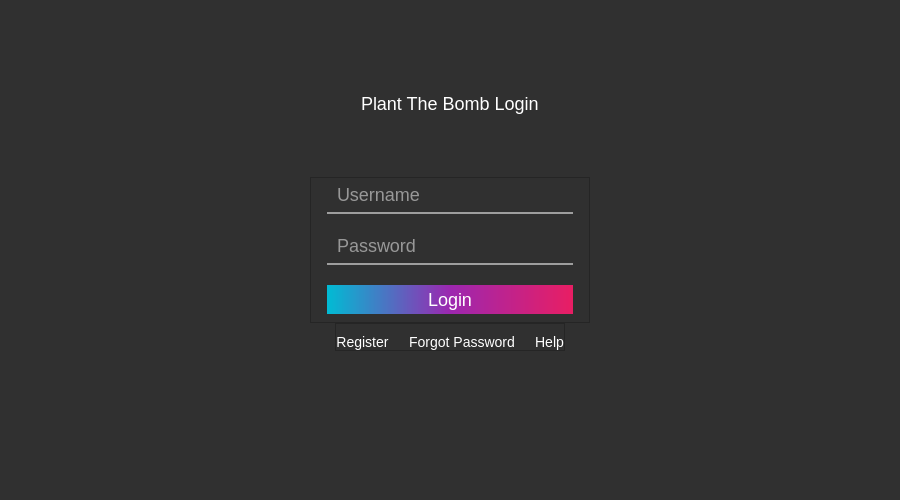
PyFlat-Studios-JR/Plant-The-Bomb, file mainwindow.ui: the form before one commit.
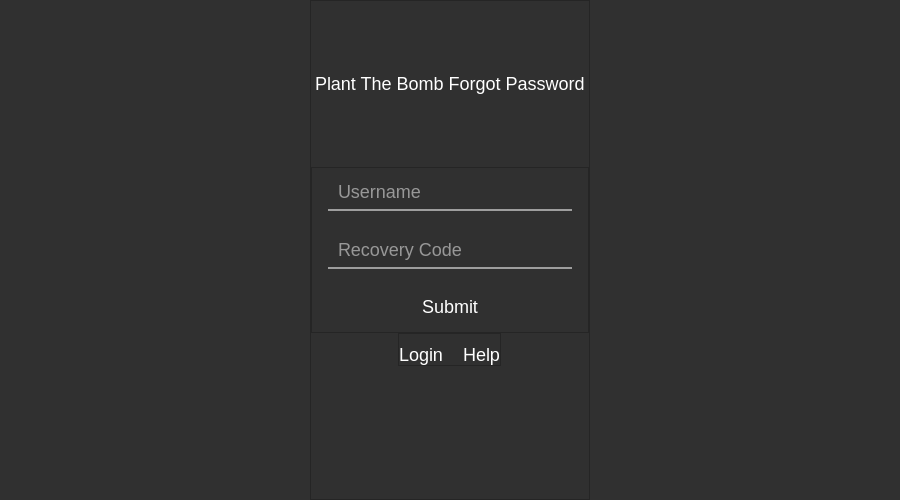
The form after the commit. Icons and pictures are not drawn.

Commit message: reset_passwort page

The edit to the form file:
```diff
--- a/mainwindow.ui
+++ b/mainwindow.ui
@@ -88,7 +88,7 @@
     <item>
      <widget class="QStackedWidget" name="stackedWidget">
       <property name="currentIndex">
-       <number>0</number>
+       <number>2</number>
       </property>
       <widget class="QWidget" name="mainpage_1">
        <layout class="QVBoxLayout" name="verticalLayout_4">
@@ -385,6 +385,160 @@
         </item>
        </layout>
       </widget>
+      <widget class="QWidget" name="mainpage_3">
+       <layout class="QVBoxLayout" name="verticalLayout_12">
+        <property name="spacing">
+         <number>0</number>
+        </property>
+        <property name="leftMargin">
+         <number>0</number>
+        </property>
+        <property name="topMargin">
+         <number>0</number>
+        </property>
+        <property name="rightMargin">
+         <number>0</number>
+        </property>
+        <property name="bottomMargin">
+         <number>0</number>
+        </property>
+        <item alignment="Qt::AlignHCenter">
+         <widget class="QFrame" name="frame_11">
+          <property name="minimumSize">
+           <size>
+            <width>280</width>
+            <height>0</height>
+           </size>
+          </property>
+          <property name="frameShape">
+           <enum>QFrame::StyledPanel</enum>
+          </property>
+          <property name="frameShadow">
+           <enum>QFrame::Raised</enum>
+          </property>
+          <layout class="QVBoxLayout" name="verticalLayout_10">
+           <property name="spacing">
+            <number>0</number>
+           </property>
+           <property name="leftMargin">
+            <number>0</number>
+           </property>
+           <property name="topMargin">
+            <number>0</number>
+           </property>
+           <property name="rightMargin">
+            <number>0</number>
+           </property>
+           <property name="bottomMargin">
+            <number>0</number>
+           </property>
+           <item alignment="Qt::AlignHCenter|Qt::AlignVCenter">
+            <widget class="QLabel" name="login_welcome_label_2">
+             <property name="text">
+              <string>Plant The Bomb Forgot Password</string>
+             </property>
+            </widget>
+           </item>
+           <item>
+            <widget class="QFrame" name="frame_12">
+             <property name="frameShape">
+              <enum>QFrame::StyledPanel</enum>
+             </property>
+             <property name="frameShadow">
+              <enum>QFrame::Raised</enum>
+             </property>
+             <layout class="QVBoxLayout" name="verticalLayout_11">
+              <property name="spacing">
+               <number>15</number>
+              </property>
+              <property name="leftMargin">
+               <number>0</number>
+              </property>
+              <property name="topMargin">
+               <number>0</number>
+              </property>
+              <property name="rightMargin">
+               <number>0</number>
+              </property>
+              <property name="bottomMargin">
+               <number>0</number>
+              </property>
+              <item>
+               <widget class="QLineEdit" name="recovery_username_entry">
+                <property name="alignment">
+                 <set>Qt::AlignLeading|Qt::AlignLeft|Qt::AlignVCenter</set>
+                </property>
+                <property name="placeholderText">
+                 <string>Username</string>
+                </property>
+               </widget>
+              </item>
+              <item>
+               <widget class="QLineEdit" name="recovery_code_entry">
+                <property name="alignment">
+                 <set>Qt::AlignLeading|Qt::AlignLeft|Qt::AlignVCenter</set>
+                </property>
+                <property name="placeholderText">
+                 <string>Recovery Code</string>
+                </property>
+               </widget>
+              </item>
+              <item>
+               <widget class="QPushButton" name="login_btn_2">
+                <property name="text">
+                 <string>Submit</string>
+                </property>
+               </widget>
+              </item>
+             </layout>
+            </widget>
+           </item>
+           <item alignment="Qt::AlignHCenter|Qt::AlignTop">
+            <widget class="QFrame" name="frame_13">
+             <property name="frameShape">
+              <enum>QFrame::StyledPanel</enum>
+             </property>
+             <property name="frameShadow">
+              <enum>QFrame::Raised</enum>
+             </property>
+             <layout class="QHBoxLayout" name="horizontalLayout_7">
+              <property name="spacing">
+               <number>20</number>
+              </property>
+              <property name="leftMargin">
+               <number>0</number>
+              </property>
+              <property name="topMargin">
+               <number>10</number>
+              </property>
+              <property name="rightMargin">
+               <number>0</number>
+              </property>
+              <property name="bottomMargin">
+               <number>0</number>
+              </property>
+              <item>
+               <widget class="QPushButton" name="login_register_btn_2">
+                <property name="text">
+                 <string>Login</string>
+                </property>
+               </widget>
+              </item>
+              <item>
+               <widget class="QPushButton" name="login_help_btn_2">
+                <property name="text">
+                 <string>Help</string>
+                </property>
+               </widget>
+              </item>
+             </layout>
+            </widget>
+           </item>
+          </layout>
+         </widget>
+        </item>
+       </layout>
+      </widget>
       <widget class="QWidget" name="level_select">
        <layout class="QHBoxLayout" name="horizontalLayout_2">
         <property name="spacing">
```
The commit also changes 1 other file.
